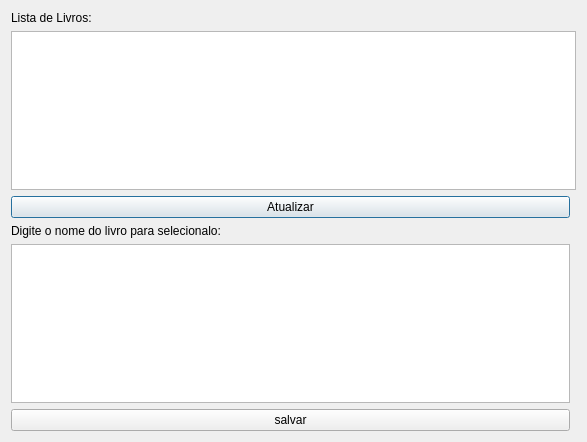
Above: selecionarlivro.ui from Winicios22/Gbiblioteca before the change. Below: the same form after it.
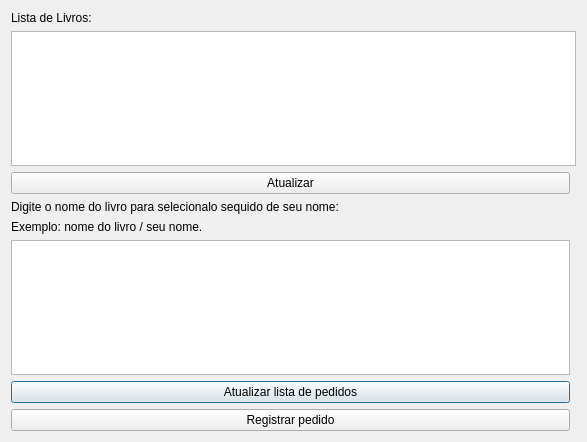
That is the form after the change.

Commit message: nova tela de seleção de livros

```diff
--- a/selecionarlivro.ui
+++ b/selecionarlivro.ui
@@ -14,17 +14,27 @@
    <string>Dialog</string>
   </property>
   <layout class="QGridLayout" name="gridLayout">
-   <item row="0" column="1">
-    <widget class="QLabel" name="label_2">
+   <item row="7" column="1">
+    <widget class="QPushButton" name="atualizarListaPedidos">
      <property name="text">
-      <string>Lista de Livros:</string>
+      <string>Atualizar lista de pedidos</string>
      </property>
     </widget>
    </item>
-   <item row="3" column="1">
+   <item row="3" column="1" rowspan="2">
     <widget class="QLabel" name="label">
      <property name="text">
-      <string>Digite o nome do livro para selecionalo:</string>
+      <string>Digite o nome do livro para selecionalo sequido de seu nome:</string>
+     </property>
+    </widget>
+   </item>
+   <item row="1" column="1" colspan="2">
+    <widget class="QPlainTextEdit" name="campoDeLivros"/>
+   </item>
+   <item row="5" column="1">
+    <widget class="QLabel" name="label_3">
+     <property name="text">
+      <string>Exemplo: nome do livro / seu nome.</string>
      </property>
     </widget>
    </item>
@@ -35,18 +45,22 @@
      </property>
     </widget>
    </item>
-   <item row="1" column="1" colspan="2">
-    <widget class="QPlainTextEdit" name="plainTextEdit"/>
+   <item row="8" column="1">
+    <widget class="QPushButton" name="registrarPedido">
+     <property name="text">
+      <string>Registrar pedido</string>
+     </property>
+    </widget>
    </item>
-   <item row="5" column="1">
-    <widget class="QPlainTextEdit" name="plainTextEdit_2"/>
+   <item row="0" column="1">
+    <widget class="QLabel" name="label_2">
+     <property name="text">
+      <string>Lista de Livros:</string>
+     </property>
+    </widget>
    </item>
    <item row="6" column="1">
-    <widget class="QPushButton" name="salvar">
-     <property name="text">
-      <string>salvar</string>
-     </property>
-    </widget>
+    <widget class="QPlainTextEdit" name="campoDePedidos"/>
    </item>
   </layout>
  </widget>
```
The commit also changes 7 other files.
